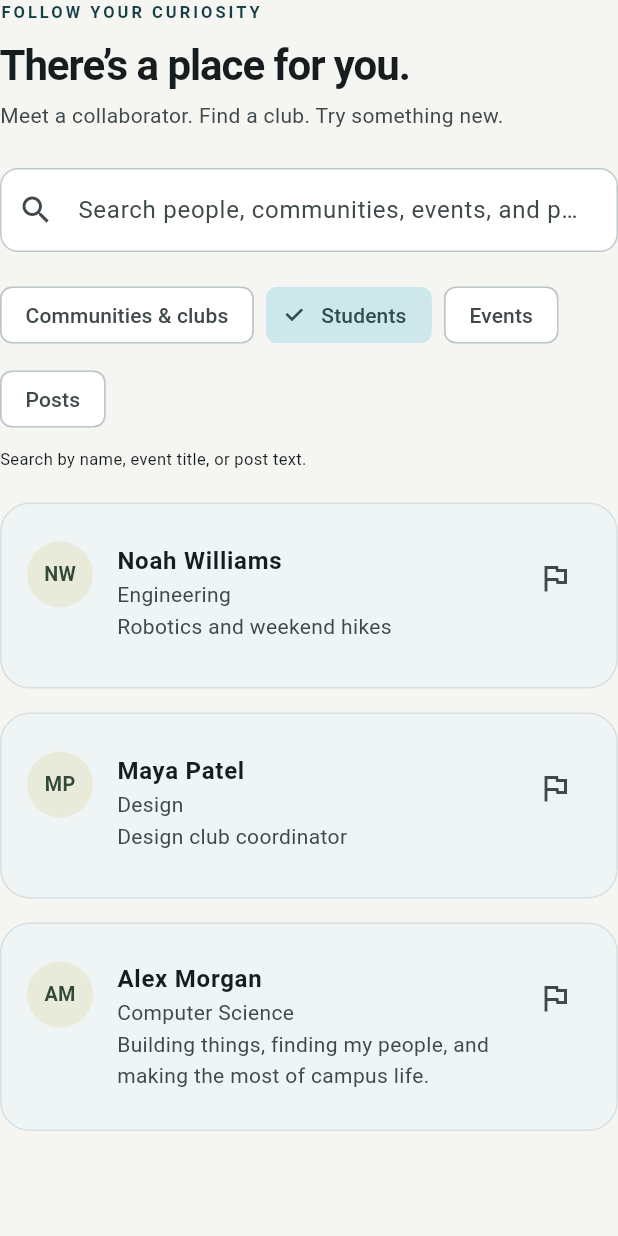
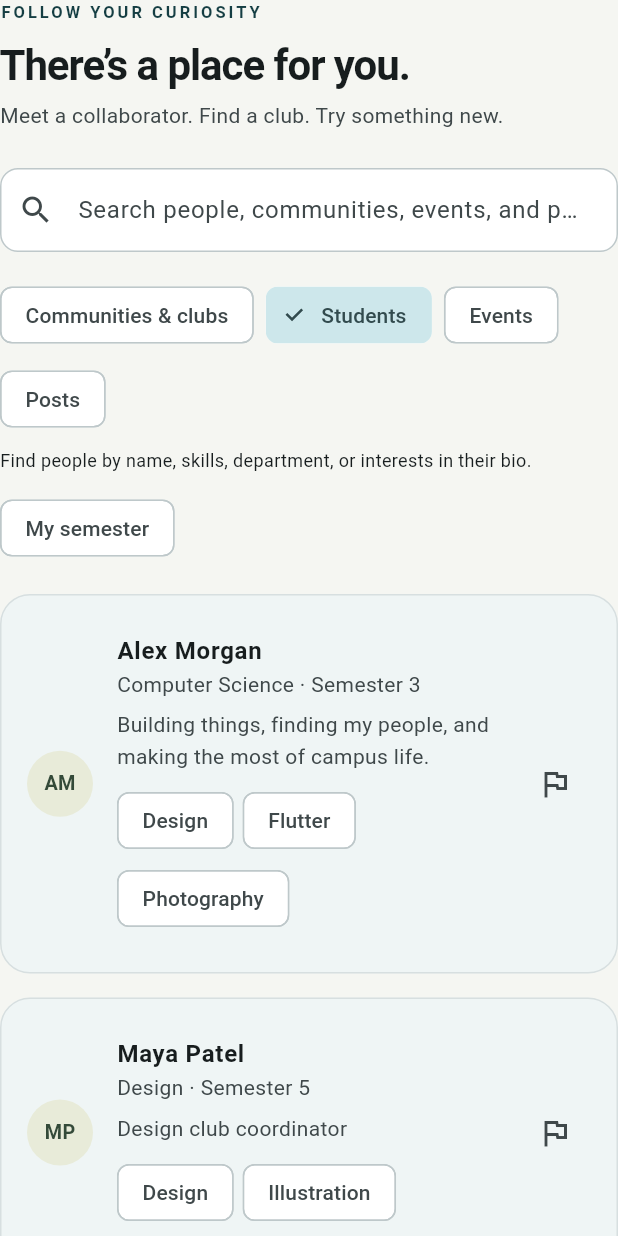
Before and after one commit to roopawalamurtaza-droid/student-connect, a Flutter app: the DiscoverScreen widget shown alone on an empty page, opened directly with empty values, after a tap on "Students", on a phone screen of 412 x 824 dp. Run offline on Flutter 3.47's test engine with Material 3 defaults, Android fonts, the phone set to English and light mode, and no system bars; our stand-ins replace app_links, firebase_analytics, firebase_core, firebase_crashlytics, firebase_messaging, image_picker and 3 more; missing offline and left inert: dart:js_interop, flutter_turnstile; accounts and stored records are empty; Roboto replaces fonts that are missing (Segoe UI).

Commit message:
Improve student discovery with skills search and campus filters

```diff
--- a/lib/features/discover/discover_screen.dart
+++ b/lib/features/discover/discover_screen.dart
@@ -20,10 +20,23 @@ class DiscoverScreen extends StatefulWidget {
 
 class _DiscoverScreenState extends State<DiscoverScreen> {
   String query = '', category = 'communities';
+  final searchController = TextEditingController();
+  bool sameDepartment = false, sameSemester = false;
+  void resetSearch() {
+    debounce?.cancel();
+    searchController.clear();
+    setState(() {
+      query = '';
+      sameDepartment = false;
+      sameSemester = false;
+    });
+  }
+
   Timer? debounce;
   @override
   void dispose() {
     debounce?.cancel();
+    searchController.dispose();
     super.dispose();
   }
 
@@ -37,6 +50,7 @@ class _DiscoverScreenState extends State<DiscoverScreen> {
         'Meet a collaborator. Find a club. Try something new.',
       ),
       TextField(
+        controller: searchController,
         onChanged: (text) {
           debounce?.cancel();
           debounce = Timer(const Duration(milliseconds: 350), () {
@@ -69,18 +83,56 @@ class _DiscoverScreenState extends State<DiscoverScreen> {
                 .toList(),
       ),
       const SizedBox(height: 8),
-      const Text(
-        'Search by name, event title, or post text.',
-        style: TextStyle(fontSize: 11),
+      Text(
+        category == 'users'
+            ? 'Find people by name, skills, department, or interests in their bio.'
+            : 'Search by name, event title, or post text.',
+        style: const TextStyle(fontSize: 12),
       ),
+      if (category == 'users') ...[
+        const SizedBox(height: 12),
+        Wrap(
+          spacing: 8,
+          runSpacing: 8,
+          children: [
+            if (widget.me.text('department').isNotEmpty)
+              FilterChip(
+                label: const Text('My department'),
+                selected: sameDepartment,
+                onSelected: (value) => setState(() => sameDepartment = value),
+              ),
+            FilterChip(
+              label: const Text('My semester'),
+              selected: sameSemester,
+              onSelected: (value) => setState(() => sameSemester = value),
+            ),
+          ],
+        ),
+      ],
+      if (query.isNotEmpty || sameDepartment || sameSemester)
+        TextButton.icon(
+          onPressed: resetSearch,
+          icon: const Icon(Icons.close),
+          label: const Text('Clear search and filters'),
+        ),
       const SizedBox(height: 20),
       PagedItems(
         repository: widget.repository,
-        path: widget.repository.isPreview
+        path: widget.repository.isPreview && category != 'users'
             ? category
-            : Uri(path: category, queryParameters: {'q': query}).toString(),
+            : Uri(
+                path: category,
+                queryParameters: {
+                  'q': query,
+                  if (category == 'users') 'discovery': 'true',
+                  if (category == 'users' && sameDepartment)
+                    'department': widget.me.text('department'),
+                  if (category == 'users' && sameSemester)
+                    'semester': '${widget.me.number('semester')}',
+                },
+              ).toString(),
         builder: (all) {
-          final items = widget.repository.isPreview
+          final items = widget.repository.isPreview && category != 'users'
               ? all
                     .where(
                       (item) => item.data.values
@@ -92,10 +144,12 @@ class _DiscoverScreenState extends State<DiscoverScreen> {
                     .toList()
               : all;
           if (items.isEmpty) {
-            return const EmptyState(
+            return EmptyState(
               icon: Icons.search_off,
-              title: 'Nothing here just yet',
-              body: 'Try another search or check back as your campus grows.',
+              title: category == 'users'
+                  ? 'No students match yet'
+                  : 'Nothing here just yet',
+              body: 'Try a broader search or clear your filters.',
             );
           }
           return Column(
@@ -126,10 +180,35 @@ class _DiscoverScreenState extends State<DiscoverScreen> {
                             item.name,
                             style: const TextStyle(fontWeight: FontWeight.w700),
                           ),
-                          subtitle: Text(
-                            '${item.text('department')}\n${item.text('bio')}',
+                          subtitle: Column(
+                            crossAxisAlignment: CrossAxisAlignment.start,
+                            children: [
+                              Text(
+                                '${item.text('department')} · Semester ${item.number('semester')}',
+                              ),
+                              const SizedBox(height: 6),
+                              Text(
+                                item.text('bio'),
+                                maxLines: 2,
+                                overflow: TextOverflow.ellipsis,
+                              ),
+                              if (item.strings('skills').isNotEmpty)
+                                Padding(
+                                  padding: const EdgeInsets.only(top: 8),
+                                  child: Wrap(
+                                    spacing: 6,
+                                    runSpacing: 4,
+                                    children: item
+                                        .strings('skills')
+                                        .take(3)
+                                        .map(
+                                          (skill) => Chip(label: Text(skill)),
+                                        )
+                                        .toList(),
+                                  ),
+                                ),
+                            ],
                           ),
-                          isThreeLine: true,
                           trailing: IconButton(
                             tooltip: 'Report user',
                             icon: const Icon(Icons.flag_outlined),
@@ -143,6 +222,7 @@ class _DiscoverScreenState extends State<DiscoverScreen> {
                           onTap: () => showDialog<void>(
                             context: context,
                             builder: (context) => AlertDialog(
+                              scrollable: true,
                               title: Text(item.name),
                               content: Column(
                                 mainAxisSize: MainAxisSize.min,
--- a/lib/repositories/preview_repository.dart
+++ b/lib/repositories/preview_repository.dart
@@ -126,6 +126,22 @@ class PreviewRepository implements CampusRepository {
           .where((post) => post.text('body').toLowerCase().contains(query))
           .toList();
     }
+    if (uri.path == 'users') {
+      final query = uri.queryParameters['q']?.toLowerCase() ?? '';
+      final department = uri.queryParameters['department'];
+      final semester = int.tryParse(uri.queryParameters['semester'] ?? '');
+      return items
+          .where(
+            (item) =>
+                '${item.name} ${item.text('bio')} ${item.text('department')} ${item.strings('skills').join(' ')}'
+                    .toLowerCase()
+                    .contains(query) &&
+                (department == null || item.text('department') == department) &&
+                (semester == null || item.number('semester') == semester),
+          )
+          .toList()
+        ..sort((a, b) => a.name.compareTo(b.name));
+    }
     if (uri.path == 'savedFeed') {
       final saved = _collection('users/$uid/saved');
       return _items('posts')
--- a/lib/services/supabase_data_service.dart
+++ b/lib/services/supabase_data_service.dart
@@ -22,6 +22,21 @@ class SupabaseDataService {
     final uri = Uri.parse(path);
     final parts = uri.path.split('/');
     final table = tableFor(uri.path);
+    if (uri.path == 'users' && uri.queryParameters['discovery'] == 'true') {
+      final rows = await client.rpc<List<dynamic>>(
+        'search_students',
+        params: {
+          'search_text': uri.queryParameters['q'] ?? '',
+          'department_name': uri.queryParameters['department'] ?? '',
+          'semester_number': int.tryParse(
+            uri.queryParameters['semester'] ?? '',
+          ),
+          'page_offset': int.tryParse(uri.queryParameters['offset'] ?? '') ?? 0,
+          'page_size': int.tryParse(uri.queryParameters['limit'] ?? '') ?? 30,
+        },
+      );
+      return rows.map((row) => Map<String, dynamic>.from(row as Map)).toList();
+    }
     if (table == 'likes' && parts.length == 3) {
       final total = await client
           .from('likes')
```
Also changed, not shown: 5 other files.
